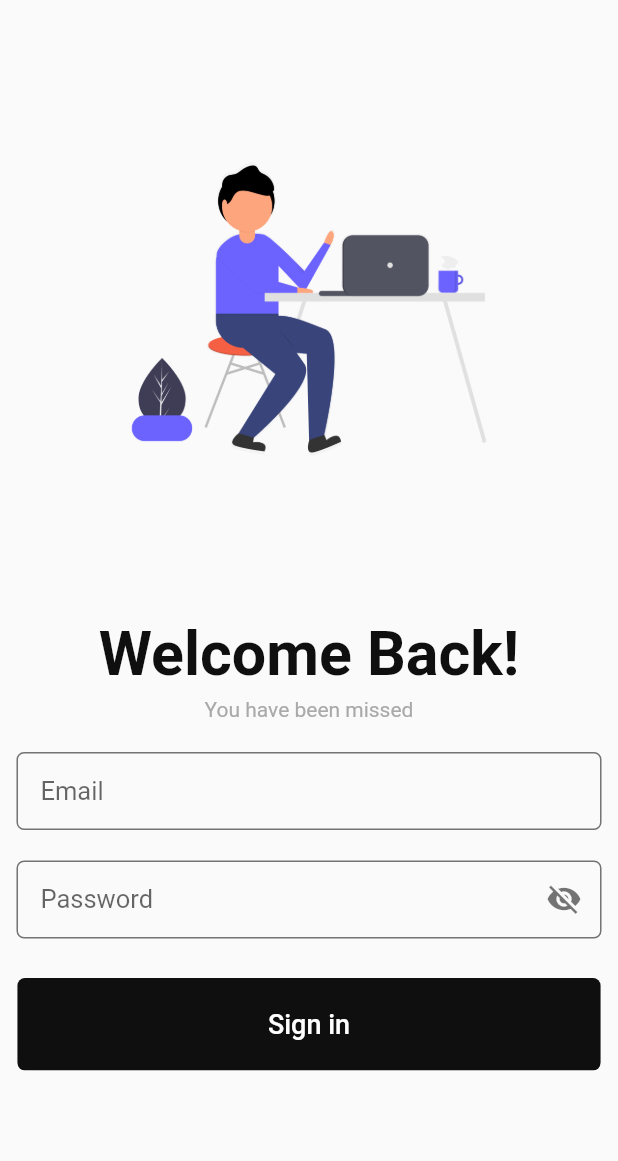
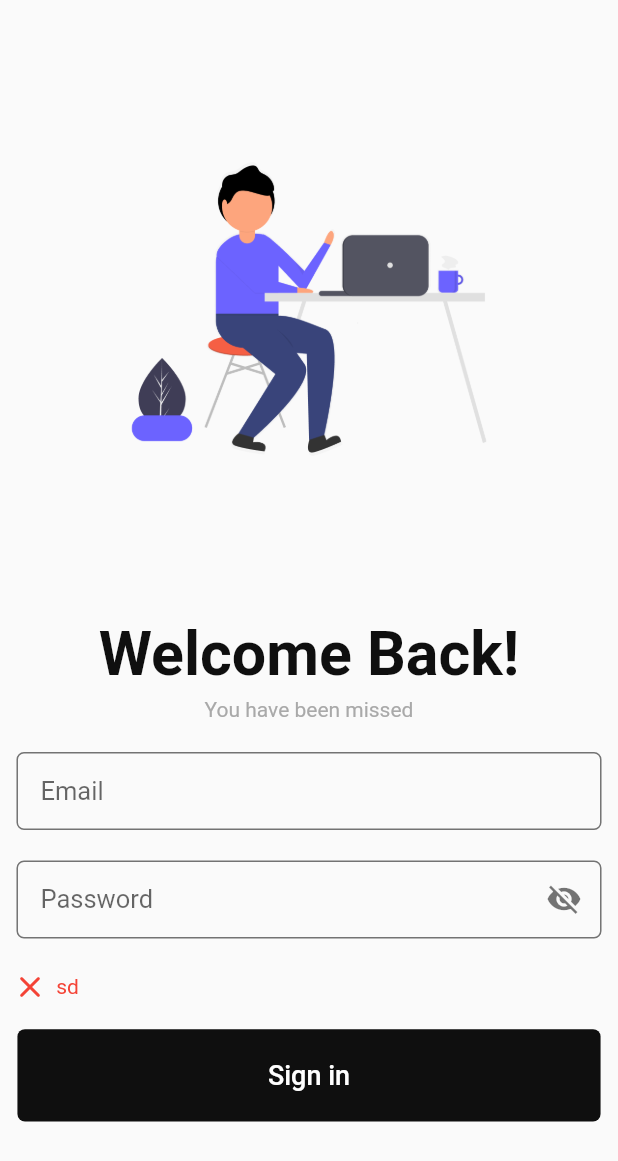
Before and after one commit to Safdar-Nazir/Input-Text-Validator, a Flutter app: the screen it shows after launch, on a phone screen of 412 x 824 dp. Shown: the top 1161 px of the screen. Run offline on Flutter 3.47's test engine with Material 2 defaults, Android fonts, the light colour scheme and no system bars.

Commit message:
UI completed.

```diff
--- a/lib/screens/body.dart
+++ b/lib/screens/body.dart
@@ -1,8 +1,7 @@
 import 'package:flutter/material.dart';
 import 'package:input_text_validator/constant.dart';
+import 'package:input_text_validator/screens/sign_in.dart';
 import 'package:input_text_validator/size_config.dart';
-import 'package:input_text_validator/widgets/custom_button.dart';
-import 'package:input_text_validator/widgets/text_field.dart';
 
 class Body extends StatefulWidget {
   @override
@@ -10,14 +9,7 @@ class Body extends StatefulWidget {
 }
 
 class _BodyState extends State<Body> {
-  bool _obsecureText;
-
   @override
-  void initState() {
-    _obsecureText = false;
-    super.initState();
-  }
-
   Widget build(BuildContext context) {
     return SafeArea(
       child: SingleChildScrollView(
@@ -55,38 +47,7 @@ class _BodyState extends State<Body> {
             SizedBox(
               height: getScreenHeight(20),
             ),
-            Column(
-              mainAxisAlignment: MainAxisAlignment.center,
-              children: [
-                InputTextField(
-                  hintText: 'Email',
-                  obsecureText: false,
-                ),
-                SizedBox(
-                  height: getScreenHeight(20),
-                ),
-                InputTextField(
-                  hintText: 'Password',
-                  obsecureText: !_obsecureText,
-                  icon: _obsecureText ? Icons.visibility : Icons.visibility_off,
-                  onPressed: () {
-                    setState(() {
-                      _obsecureText = !_obsecureText;
-                    });
-                  },
-                ),
-                SizedBox(
-                  height: getScreenHeight(20),
-                ),
-                Padding(
-                  padding: const EdgeInsets.all(6.0),
-                  child: CustomButton(
-                    buttonText: 'Sign in',
-                    onPressed: () {},
-                  ),
-                ),
-              ],
-            ),
+            SignInForm(),
           ],
         ),
       ),
--- /dev/null
+++ b/lib/screens/sign_in.dart
@@ -0,0 +1,97 @@
+import 'package:flutter/material.dart';
+import 'package:input_text_validator/widgets/custom_button.dart';
+import 'package:input_text_validator/widgets/text_field.dart';
+
+import '../size_config.dart';
+
+class SignInForm extends StatefulWidget {
+  @override
+  _SignInFormState createState() => _SignInFormState();
+}
+
+class _SignInFormState extends State<SignInForm> {
+  bool _obsecureText;
+  final _formkey = GlobalKey<FormState>();
+  final List<String> errors = [];
+  @override
+  void initState() {
+    _obsecureText = false;
+    super.initState();
+  }
+
+  Widget build(BuildContext context) {
+    return Form(
+      key: _formkey,
+      child: Column(
+        mainAxisAlignment: MainAxisAlignment.center,
+        children: [
+          buildEmailField(),
+          SizedBox(
+            height: getScreenHeight(20),
+          ),
+          buildPasswordField(),
+          SizedBox(
+            height: getScreenHeight(20),
+          ),
+          Padding(
+            padding: EdgeInsets.only(left: 8.0),
+            child: Row(
+              children: [
+                Icon(
+                  Icons.close_rounded,
+                  color: Colors.red,
+                ),
+                SizedBox(
+                  width: getScreenWidth(5),
+                ),
+                Text(
+                  'sd',
+                  style: TextStyle(
+                    color: Colors.red,
+                  ),
+                ),
+              ],
+            ),
+          ),
+          SizedBox(
+            height: getScreenHeight(10),
+          ),
+          Padding(
+            padding: const EdgeInsets.all(6.0),
+            child: CustomButton(
+              buttonText: 'Sign in',
+              onPressed: () {},
+            ),
+          ),
+        ],
+      ),
+    );
+  }
+
+  InputTextField buildPasswordField() {
+    return InputTextField(
+      hintText: 'Password',
+      obsecureText: !_obsecureText,
+      icon: _obsecureText ? Icons.visibility : Icons.visibility_off,
+      onPressed: () {
+        setState(() {
+          _obsecureText = !_obsecureText;
+        });
+      },
+    );
+  }
+
+  InputTextField buildEmailField() {
+    return InputTextField(
+      validator: (value) {
+        if (value.empty) {
+          setState(() {
+            errors.add('Please enter email');
+          });
+        }
+      },
+      hintText: 'Email',
+      obsecureText: false,
+    );
+  }
+}
--- a/lib/widgets/text_field.dart
+++ b/lib/widgets/text_field.dart
@@ -9,12 +9,13 @@ class InputTextField extends StatelessWidget {
     this.icon,
     @required this.obsecureText,
     this.onPressed,
+    this.validator,
   }) : super(key: key);
 
   final String hintText;
   final IconData icon;
   final bool obsecureText;
-  final Function onPressed;
+  final Function onPressed, validator;
 
   Widget build(BuildContext context) {
     return Container(
@@ -28,7 +29,8 @@ class InputTextField extends StatelessWidget {
         ),
       ),
       child: TextFormField(
-        validator: (value) {},
+        keyboardType: TextInputType.emailAddress,
+        validator: validator,
         obscureText: obsecureText,
         decoration: InputDecoration(
           hintStyle: TextStyle(fontSize: 17),
```
